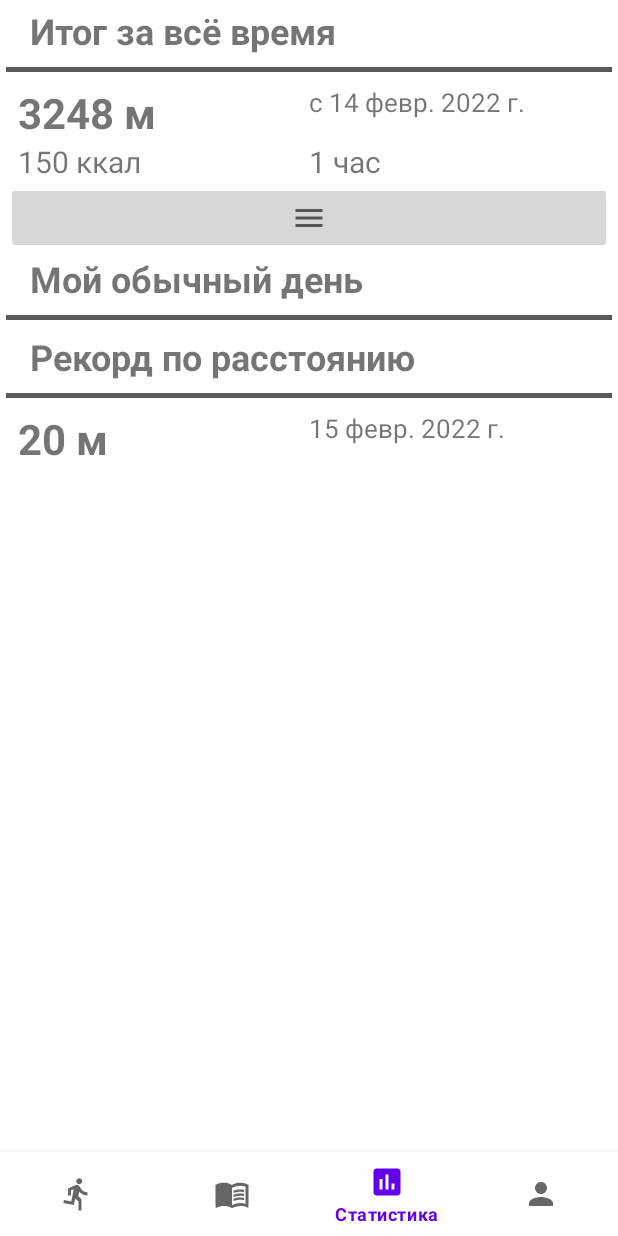
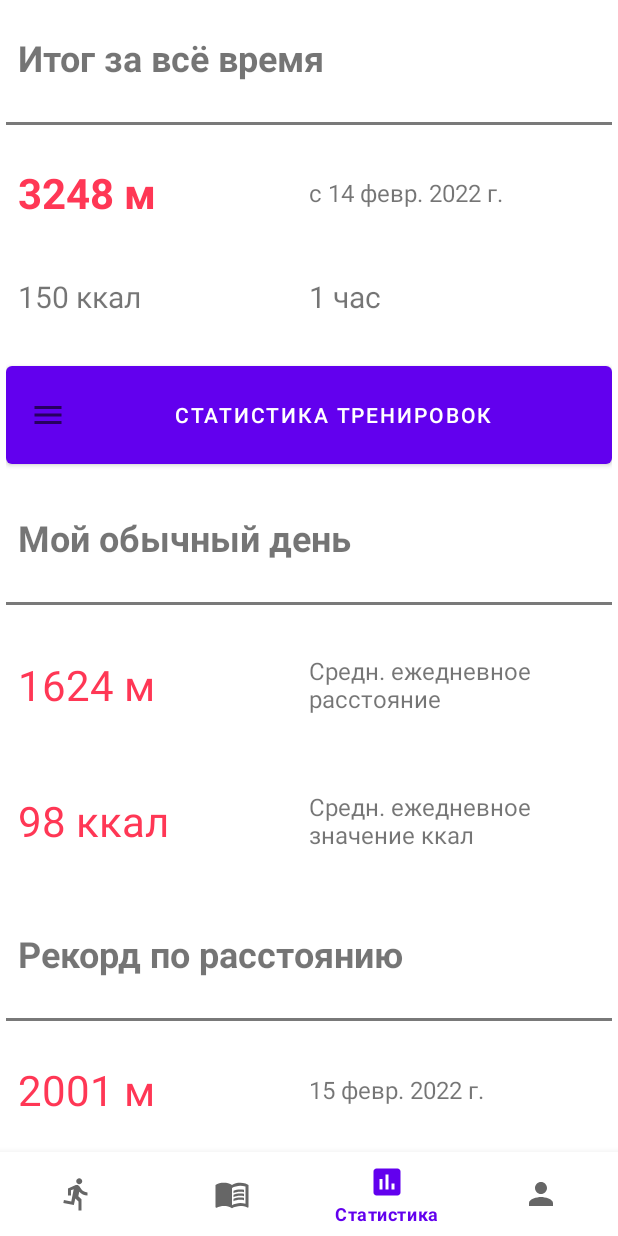
Before and after one commit to moevm/adfmp1h22-runner, an Android app: the StatisticsFragment screen opened through its navigation route, on a phone screen of 412 x 824 dp. Run offline under Robolectric (Android 15) with nearby library versions, the phone set to English and light mode, and no system bars; our stand-ins replace navigation-ui.

Commit message:
change design

```diff
--- a/app/src/main/res/layout/fragment_profile.xml
+++ b/app/src/main/res/layout/fragment_profile.xml
@@ -35,12 +35,11 @@
             android:gravity="center_vertical"
             android:textColor="@color/super_yellow"
             android:text="Виктория"
-            tools:ignore="RtlSymmetry" />
+            tools:ignore="NestedWeights,RtlSymmetry" />
 
         <ImageButton
             android:layout_width="48dp"
             android:layout_height="48dp"
-            android:background="@null"
             android:contentDescription="change profile"
             android:src="@drawable/ic_baseline_edit_24" />
     </LinearLayout>
@@ -57,7 +56,8 @@
             android:layout_width="match_parent"
             android:layout_height="match_parent"
             android:layout_weight="1"
-            android:orientation="horizontal">
+            android:orientation="horizontal"
+            tools:ignore="NestedWeights">
 
             <TextView
                 android:id="@+id/textView2"
@@ -271,7 +271,6 @@
             android:id="@+id/record_profile_image"
             android:layout_width="110dp"
             android:layout_height="110dp"
-
             android:contentDescription="Рекорд"
             android:src="@drawable/record" />
 
@@ -290,7 +289,8 @@
                 android:textStyle="bold"
                 android:gravity="right"
                 android:textColor="@color/super_yellow"
-                android:text="8%" />
+                android:text="8%"
+                tools:ignore="RtlHardcoded" />
 
             <TextView
                 android:id="@+id/textView18"
@@ -299,7 +299,8 @@
                 android:layout_height="wrap_content"
                 android:layout_weight="1"
                 android:textSize="14sp"
-                android:text="В среднем, вы активнее, чем 8% пользователей" />
+                android:text="В среднем, вы активнее, чем 8% пользователей"
+                tools:ignore="RtlHardcoded" />
         </LinearLayout>
     </LinearLayout>
 </LinearLayout>
--- a/app/src/main/res/layout/fragment_statistics.xml
+++ b/app/src/main/res/layout/fragment_statistics.xml
@@ -9,61 +9,70 @@
     tools:context=".ui.statistics.StatisticsFragment">
 
     <TextView
+        android:gravity="center_vertical"
+        android:layout_weight="1"
         android:id="@+id/textView"
         android:layout_width="match_parent"
         android:layout_height="wrap_content"
         android:textSize="24sp"
         android:textStyle="bold"
-        android:layout_marginHorizontal="16dp"
+        android:layout_marginHorizontal="8dp"
         android:text="Итог за всё время" />
 
     <View
         android:layout_width="match_parent"
-        android:layout_height="3dp"
+        android:layout_height="2dp"
         android:background="@color/gray"
         android:layout_marginVertical="8dp" />
 
     <LinearLayout
+        android:layout_weight="1"
         android:layout_width="match_parent"
         android:layout_height="wrap_content"
         android:orientation="horizontal"
         android:paddingHorizontal="8dp">
 
         <TextView
+            android:gravity="center_vertical"
             android:id="@+id/textView1"
             android:layout_width="0dp"
             android:layout_height="match_parent"
             android:layout_weight="1"
+            android:textColor="@color/red"
             android:textSize="28sp"
             android:textStyle="bold"
-            android:text="3248 м" />
+            android:text="3248 м"
+            tools:ignore="NestedWeights" />
 
         <TextView
+            android:gravity="center_vertical"
             android:id="@+id/textView2"
             android:layout_width="0dp"
             android:layout_height="match_parent"
             android:layout_weight="1"
-            android:textSize="17sp"
+            android:textSize="16sp"
             android:text="с 14 февр. 2022 г." />
     </LinearLayout>
 
     <LinearLayout
+        android:layout_weight="1"
         android:layout_width="match_parent"
         android:layout_height="wrap_content"
         android:orientation="horizontal"
         android:paddingHorizontal="8dp">
 
         <TextView
+            android:gravity="center_vertical"
             android:id="@+id/textView3"
             android:layout_width="0dp"
             android:layout_height="match_parent"
             android:layout_weight="1"
             android:textSize="20sp"
-            android:text="150 ккал" />
-
-
+            android:text="150 ккал"
+            tools:ignore="NestedWeights" />
 
         <TextView
+            android:gravity="center_vertical"
             android:id="@+id/textView4"
             android:layout_width="0dp"
             android:layout_height="match_parent"
@@ -72,62 +81,128 @@
             android:text="1 час" />
     </LinearLayout>
 
-    <ImageButton
-        android:src="@drawable/ic_baseline_menu_24"
+    <Button
+        android:layout_marginTop="8dp"
+        android:layout_weight="1"
+        android:drawableLeft="@drawable/ic_baseline_menu_24"
         android:layout_width="match_parent"
-        android:layout_height="48dp" />
+        android:layout_height="40dp"
+        android:text="Статистика тренировок" />
 
     <TextView
+        android:layout_marginTop="8dp"
+        android:layout_weight="1"
+        android:gravity="center_vertical"
         android:id="@+id/textView5"
         android:layout_width="match_parent"
         android:layout_height="wrap_content"
         android:textSize="24sp"
         android:textStyle="bold"
-        android:layout_marginHorizontal="16dp"
+        android:layout_marginHorizontal="8dp"
         android:text="Мой обычный день" />
 
     <View
         android:layout_width="match_parent"
-        android:layout_height="3dp"
-        android:background="@color/gray"
-        android:layout_marginVertical="8dp" />
-
-    <TextView
-        android:id="@+id/textView6"
-        android:layout_width="match_parent"
-        android:layout_height="wrap_content"
-        android:textSize="24sp"
-        android:textStyle="bold"
-        android:layout_marginHorizontal="16dp"
-        android:text="Рекорд по расстоянию" />
-
-    <View
-        android:layout_width="match_parent"
-        android:layout_height="3dp"
+        android:layout_height="2dp"
         android:background="@color/gray"
         android:layout_marginVertical="8dp" />
 
     <LinearLayout
+        android:layout_weight="1"
         android:layout_width="match_parent"
         android:layout_height="wrap_content"
         android:orientation="horizontal"
         android:paddingHorizontal="8dp">
 
         <TextView
+            android:textColor="@color/red"
+            android:gravity="center_vertical"
+            android:id="@+id/textView9"
+            android:layout_width="0dp"
+            android:layout_height="match_parent"
+            android:layout_weight="1"
+            android:textSize="28sp"
+            android:text="1624 м" />
+
+        <TextView
+            android:gravity="center_vertical"
+            android:id="@+id/textView10"
+            android:layout_width="0dp"
+            android:layout_height="match_parent"
+            android:layout_weight="1"
+            android:textSize="16sp"
+            android:text="Средн. ежедневное расстояние" />
+    </LinearLayout>
+
+    <LinearLayout
+        android:layout_weight="1"
+        android:layout_width="match_parent"
+        android:layout_height="wrap_content"
+        android:orientation="horizontal"
+        android:paddingHorizontal="8dp">
+
+        <TextView
+            android:textColor="@color/red"
+            android:gravity="center_vertical"
+            android:id="@+id/textView11"
+            android:layout_width="0dp"
+            android:layout_height="match_parent"
+            android:layout_weight="1"
+            android:textSize="28sp"
+            android:text="98 ккал" />
+
+        <TextView
+            android:gravity="center_vertical"
+            android:id="@+id/textView12"
+            android:layout_width="0dp"
+            android:layout_height="match_parent"
+            android:layout_weight="1"
+            android:textSize="16sp"
+            android:text="Средн. ежедневное значение ккал" />
+    </LinearLayout>
+
+    <TextView
+        android:layout_marginTop="8dp"
+        android:gravity="center_vertical"
+        android:layout_weight="1"
+        android:id="@+id/textView6"
+        android:layout_width="match_parent"
+        android:layout_height="wrap_content"
+        android:textSize="24sp"
+        android:textStyle="bold"
+        android:layout_marginHorizontal="8dp"
+        android:text="Рекорд по расстоянию" />
+
+    <View
+        android:layout_width="match_parent"
+        android:layout_height="2dp"
+        android:background="@color/gray"
+        android:layout_marginVertical="8dp" />
+
+    <LinearLayout
+        android:layout_weight="1"
+        android:layout_width="match_parent"
+        android:layout_height="wrap_content"
+        android:orientation="horizontal"
+        android:paddingHorizontal="8dp">
+
+        <TextView
+            android:textColor="@color/red"
+            android:gravity="center_vertical"
             android:id="@+id/textView7"
             android:layout_width="0dp"
             android:layout_height="match_parent"
             android:layout_weight="1"
             android:textSize="28sp"
-            android:textStyle="bold"
-            android:text="20 м" />
+            android:text="2001 м" />
 
         <TextView
+            android:gravity="center_vertical"
             android:id="@+id/textView8"
             android:layout_width="0dp"
             android:layout_height="match_parent"
             android:layout_weight="1"
-            android:textSize="17sp"
+            android:textSize="16sp"
             android:text="15 февр. 2022 г." />
     </LinearLayout>
 </LinearLayout>
--- a/app/src/main/res/values/colors.xml
+++ b/app/src/main/res/values/colors.xml
@@ -9,5 +9,6 @@
     <color name="white">#FFFFFFFF</color>
     <color name="yellow">#80FFF069</color>
     <color name="super_yellow">#EFCF00</color>
-    <color name="gray">#595959</color>
+    <color name="gray">#CD595959</color>
+    <color name="red">#FF3755</color>
 </resources>
```
